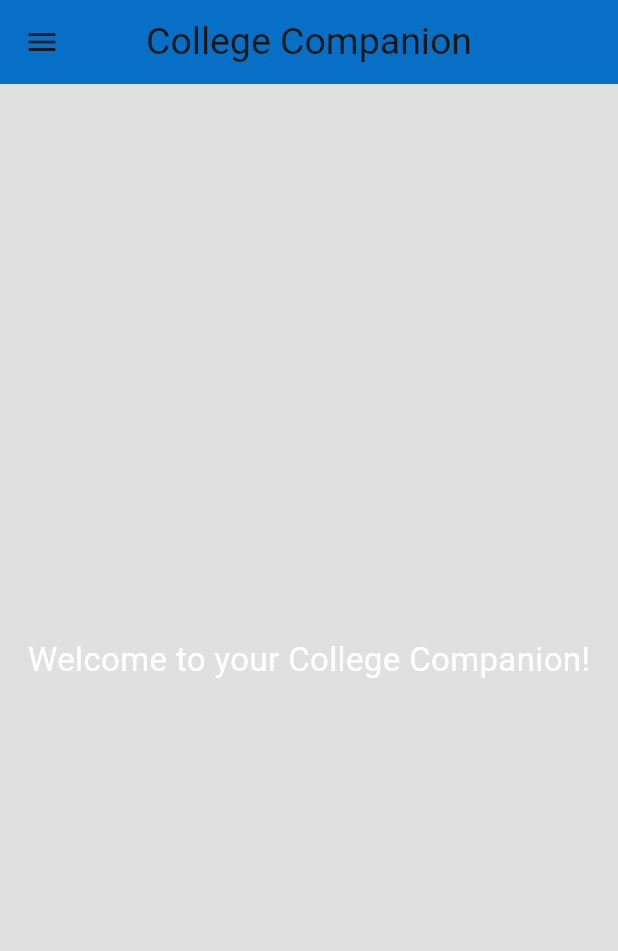
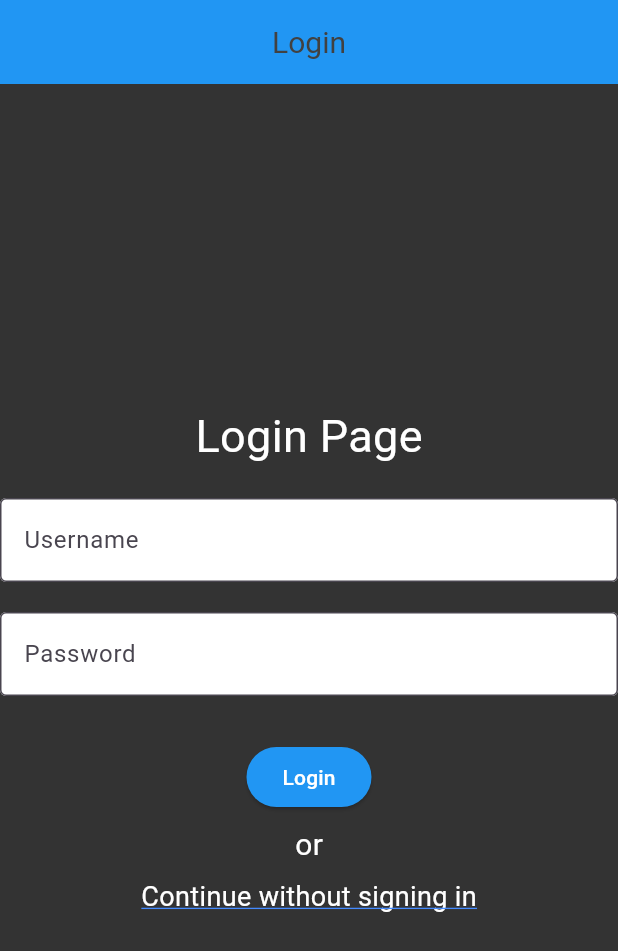
Before and after one commit to malhaar10/CollegeCompanionApp, a Flutter app: the screen it shows after launch, on a phone screen of 412 x 824 dp. Shown: the top 951 px of the screen. Run offline on Flutter 3.47's test engine with Material 3 defaults, Android fonts, the phone set to English and light mode, and no system bars.

Commit message:
No major changes

```diff
--- a/lib/main.dart
+++ b/lib/main.dart
@@ -12,7 +12,7 @@ class MainApp extends StatelessWidget {
     return const MaterialApp(
       title: 'App bar',
       debugShowCheckedModeBanner: false,
-      home: HomePage(),
+      home: LoginPage(),
     );
   }
 }
@@ -24,7 +24,7 @@ class HomePage extends StatelessWidget {
   Widget build(BuildContext context) {
     return MaterialApp(
       title: 'App bar',
-      debugShowCheckedModeBanner: true,
+      debugShowCheckedModeBanner: false,
       home: Scaffold(
         appBar: AppBar(
           title: const Text(
@@ -41,6 +41,7 @@ class HomePage extends StatelessWidget {
             padding: EdgeInsets.zero, // Removes default padding
             children: [
               const DrawerHeader(
+                padding: EdgeInsets.all(25),
                 decoration: BoxDecoration(
                   color: Color.fromARGB(255, 0, 100, 181),
                 ),
@@ -48,7 +49,7 @@ class HomePage extends StatelessWidget {
                   'Functions',
                   style: TextStyle(
                     color: Colors.black,
-                    fontSize: 24,
+                    fontSize: 30,
                   ),
                 ),
               ),
@@ -62,6 +63,31 @@ class HomePage extends StatelessWidget {
                   );
                 },
               ),
+              const Divider(
+                height: 10,
+                thickness: 1,
+                indent: 10,
+                endIndent: 10,
+                color: Colors.white,
+              ),
+              ListTile(
+                leading: const Icon(Icons.lightbulb, color: Colors.white),
+                title: const Text('Utilities',
+                    style: TextStyle(color: Colors.white)),
+                onTap: () {
+                  Navigator.push(
+                    context,
+                    MaterialPageRoute(builder: (context) => const Utilities()),
+                  );
+                },
+              ),
+              const Divider(
+                height: 10,
+                thickness: 1,
+                indent: 10,
+                endIndent: 10,
+                color: Colors.white,
+              ),
               ListTile(
                 leading: const Icon(Icons.calendar_today, color: Colors.white),
                 title:
@@ -72,6 +98,13 @@ class HomePage extends StatelessWidget {
                     MaterialPageRoute(builder: (context) => const EventsPage()),
                   );
                 },
+              ),
+              const Divider(
+                height: 10,
+                thickness: 1,
+                indent: 10,
+                endIndent: 10,
+                color: Colors.white,
               ),
               ListTile(
                 leading: const Icon(Icons.local_dining, color: Colors.white),
@@ -84,12 +117,22 @@ class HomePage extends StatelessWidget {
                   );
                 },
               ),
+              const Divider(
+                height: 10,
+                thickness: 1,
+                indent: 10,
+                endIndent: 10,
+                color: Colors.white,
+              ),
               ListTile(
                 leading: const Icon(Icons.logout, color: Colors.white),
                 title:
                     const Text('Logout', style: TextStyle(color: Colors.white)),
                 onTap: () {
-                  // Handle logout action
+                  Navigator.push(
+                    context,
+                    MaterialPageRoute(builder: (context) => const LoginPage()),
+                  );
                 },
               ),
             ],
@@ -125,6 +168,54 @@ class MapPage extends StatelessWidget {
             style: TextStyle(fontSize: 30, color: Colors.white)),
       ),
     );
+  }
+}
+
+class Utilities extends StatelessWidget {
+  const Utilities({super.key});
+
+  @override
+  Widget build(BuildContext context) {
+    final List<String> utilityNames = [
+      'Salon',
+      'Changepay',
+      'Stationary',
+      'Pharmacy',
+      'General\nStore',
+      'Restaurant'
+    ];
+    final List<Color> uColors = [
+      Colors.grey,
+    ];
+    return Scaffold(
+        appBar: AppBar(
+          title: const Text('Utilities'),
+          centerTitle: true,
+          backgroundColor: const Color.fromARGB(255, 7, 112, 198),
+        ),
+        backgroundColor: const Color.fromARGB(31, 66, 63, 63),
+        body: GridView.count(
+          crossAxisCount: 2,
+          crossAxisSpacing: 10, // Space between columns
+          mainAxisSpacing: 10, // Space between rows
+          padding: const EdgeInsets.all(10), // Outer padding for the grid
+          children: List.generate(6, (index) {
+            return Container(
+              color: const Color.fromARGB(255, 51, 51,
+                  51), // Set the same background color for all items
+              child: Center(
+                child: Text(
+                  utilityNames[index],
+                  textAlign: TextAlign.center, // Center align text
+                  style: const TextStyle(
+                    color: Colors.white,
+                    fontSize: 20,
+                  ),
+                ),
+              ),
+            );
+          }),
+        ));
   }
 }
 
@@ -182,3 +273,87 @@ class MenuPage extends StatelessWidget {
     );
   }
 }
+
+class LoginPage extends StatelessWidget {
+  const LoginPage({super.key});
+
+  @override
+  Widget build(BuildContext context) {
+    double screenWidth = MediaQuery.of(context).size.width * 0.7;
+    return Scaffold(
+        appBar: AppBar(
+          title: const Text('Login',
+              style: TextStyle(
+                  color: Color.fromARGB(255, 65, 65, 65), fontSize: 20)),
+          backgroundColor: Colors.blue,
+          centerTitle: true,
+          automaticallyImplyLeading: false,
+        ),
+        backgroundColor: const Color.fromARGB(255, 51, 51, 51),
+        body: Center(
+            child: Column(
+          mainAxisAlignment: MainAxisAlignment.center,
+          crossAxisAlignment: CrossAxisAlignment.center,
+          children: [
+            const Text(
+              'Login Page',
+              style: TextStyle(color: Colors.white, fontSize: 30),
+            ),
+            SizedBox(
+                height: 20, width: screenWidth), // Add spacing between elements
+            const TextField(
+              decoration: InputDecoration(
+                labelText: 'Username',
+                filled: true,
+                fillColor: Colors.white,
+                border: OutlineInputBorder(),
+              ),
+            ),
+            SizedBox(
+                height: 20, width: screenWidth), // Add spacing between elements
+            const TextField(
+              obscureText: true, // Mask the input for password
+              decoration: InputDecoration(
+                labelText: 'Password',
+                filled: true,
+                fillColor: Colors.white,
+                border: OutlineInputBorder(),
+              ),
+            ),
+            const SizedBox(height: 30), // Add some more space
+            ElevatedButton(
+              onPressed: () {
+                // Navigator.push(
+                //   context,
+                //   MaterialPageRoute(builder: (context) => const HomePage()),
+                // );
+              },
+              style: ElevatedButton.styleFrom(
+                backgroundColor: Colors.blue, // Set the button color
+              ),
+              child: const Text('Login', style: TextStyle(color: Colors.white)),
+            ),
+            const SizedBox(height: 7),
+            const Text('or',
+                style: TextStyle(color: Colors.white, fontSize: 20)),
+            const SizedBox(height: 7),
+            GestureDetector(
+              onTap: () {
+                Navigator.push(
+                  context,
+                  MaterialPageRoute(builder: (context) => const HomePage()),
+                );
+              },
+              child: const Text(
+                'Continue without signing in',
+                style: TextStyle(
+                    color: Colors.white,
+                    fontSize: 18,
+                    decoration: TextDecoration.underline,
+                    decorationColor: Colors.blueAccent),
+              ),
+            ),
+          ],
+        )));
+  }
+}
```
